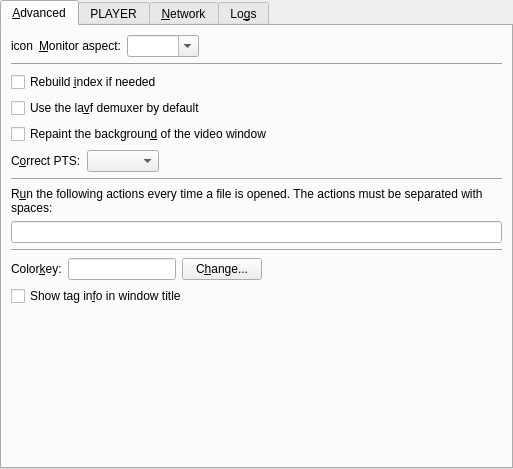
First picture: the form in src/prefadvanced.ui, repository smplayer-dev/smplayer, before the edit.
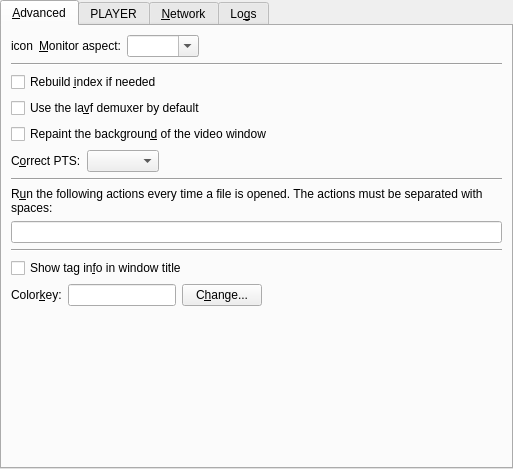
Second picture: the form after the edit. Custom widgets are drawn as their Qt base class.

Commit message: Don't use colorkey

Patch:
```diff
--- a/src/prefadvanced.ui
+++ b/src/prefadvanced.ui
@@ -23,7 +23,7 @@
       <attribute name="title">
        <string>&amp;Advanced</string>
       </attribute>
-      <layout class="QVBoxLayout">
+      <layout class="QVBoxLayout" name="verticalLayout_6">
        <item>
         <layout class="QHBoxLayout">
          <property name="spacing">
@@ -192,6 +192,13 @@
          </property>
         </widget>
        </item>
+       <item>
+        <widget class="QCheckBox" name="show_tag_in_title_check">
+         <property name="text">
+          <string>Show tag in&amp;fo in window title</string>
+         </property>
+        </widget>
+       </item>
        <item>
         <layout class="QHBoxLayout">
          <property name="spacing">
@@ -248,13 +255,6 @@
          </item>
         </layout>
        </item>
-       <item>
-        <widget class="QCheckBox" name="show_tag_in_title_check">
-         <property name="text">
-          <string>Show tag in&amp;fo in window title</string>
-         </property>
-        </widget>
-       </item>
        <item>
         <spacer>
          <property name="orientation">
```
Left out of the diff: 2 changed lines with no effect on the pictures. The commit also changes 2 other files.
